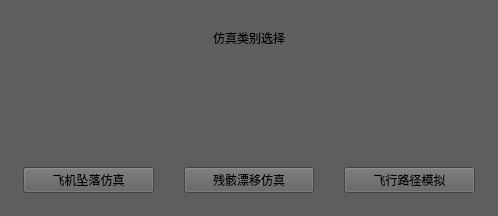
Qt form version_2/sim_catalog.ui (cgcodeboy/undergraduate-project) before a commit.
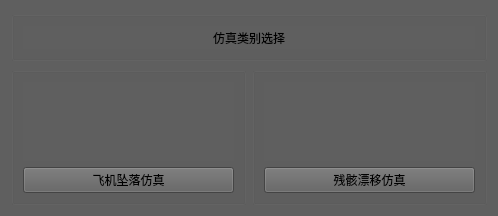
The same form after that commit. Icons and pictures are not drawn.

Patch:
```diff
--- a/version_2/sim_catalog.ui
+++ b/version_2/sim_catalog.ui
@@ -90,29 +90,6 @@
        </layout>
       </widget>
      </item>
-     <item>
-      <widget class="QGroupBox" name="drop_GB_2">
-       <property name="title">
-        <string/>
-       </property>
-       <layout class="QVBoxLayout" name="verticalLayout_3">
-        <item>
-         <widget class="QWidget" name="route_widght" native="true">
-          <property name="styleSheet">
-           <string notr="true">image: url(:/catalog/picture/earth.png);</string>
-          </property>
-         </widget>
-        </item>
-        <item>
-         <widget class="QPushButton" name="route_BT">
-          <property name="text">
-           <string>飞行路径模拟</string>
-          </property>
-         </widget>
-        </item>
-       </layout>
-      </widget>
-     </item>
     </layout>
    </item>
   </layout>
```
